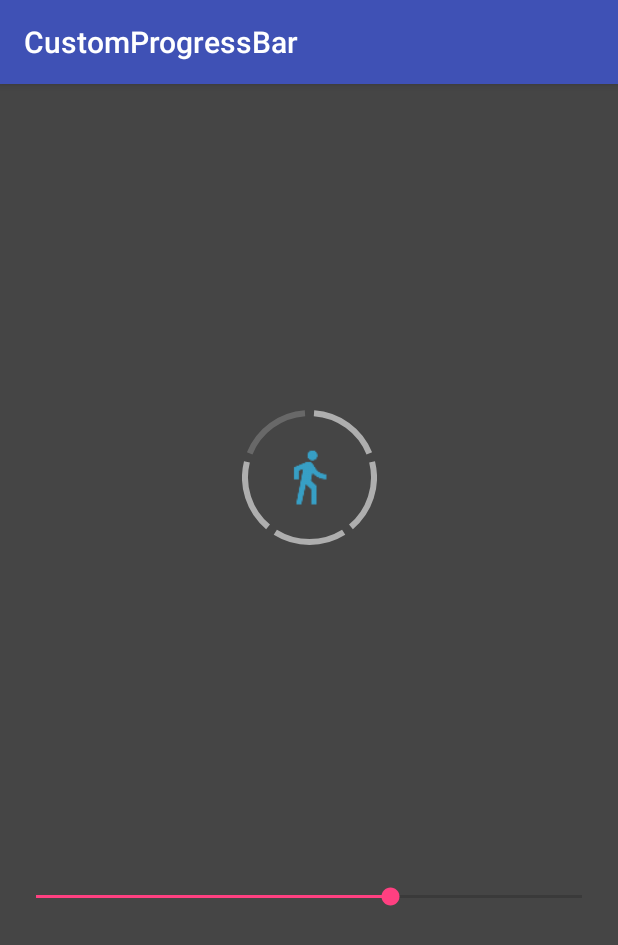
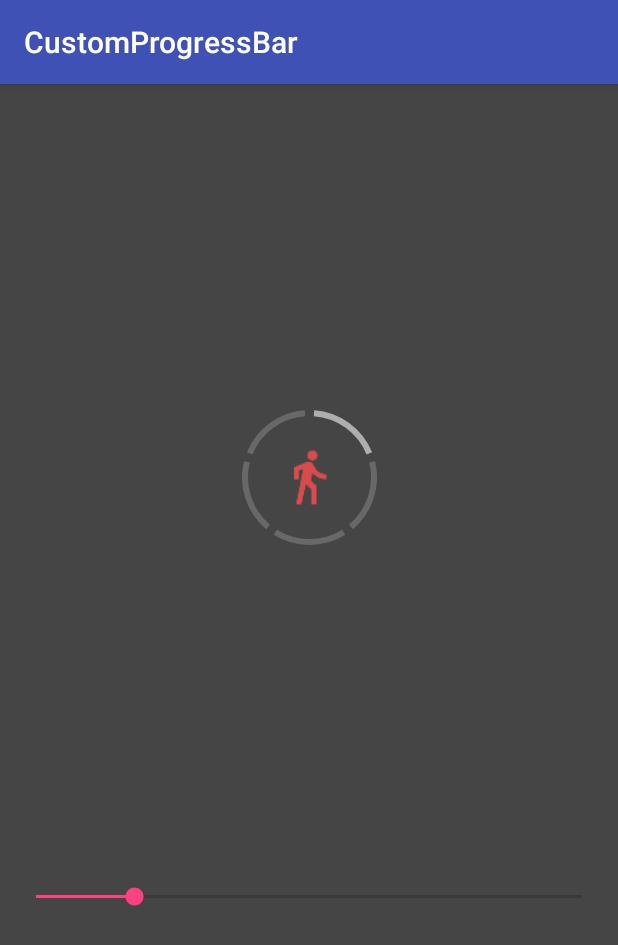
Before and after one commit to We-con/CircularProgressBar, an Android app: the screen it shows after launch (MainActivity), on a phone screen of 412 x 824 dp. Shown: the top 945 px of the screen. Run offline under Robolectric (Android 15) with nearby library versions, the phone set to English and light mode, and no system bars.

Commit message:
Add icon color changer
Icon이 20퍼센트 미만일경우 색상을 변경해주는 기능을 추가했습니다.

```diff
--- a/app/src/main/java/com/example/lf_wannabe/customprogressbar/CircularProgressBar.kt
+++ b/app/src/main/java/com/example/lf_wannabe/customprogressbar/CircularProgressBar.kt
@@ -21,6 +21,7 @@ class CircularProgressBar : View {
     private var partialAngle = 64f
     private var strokeWidth = 12f
     private var icon: Drawable? = null
+    private var alertColor: Int ?= null
 
     private var viewRectF: RectF = RectF()
     private var iconRectF: RectF = RectF()
@@ -29,6 +30,7 @@ class CircularProgressBar : View {
         set(value) {
             var part = (360/(intervalAngle+partialAngle)).toInt()
             for (i in 1 until part+1){
+                progressIcon(value)
                 if(value <= 0) {
                     field = 0
                     break;
@@ -74,6 +76,7 @@ class CircularProgressBar : View {
 
             selectedColor = typedArray.getColor(R.styleable.CP_progressbar_selected_color, Color.GRAY)
             unselectedColor = typedArray.getColor(R.styleable.CP_progressbar_unselected_color, Color.BLACK)
+            alertColor = typedArray.getColor(R.styleable.CP_progressbar_alert_color, Color.RED)
 
         } finally {
             typedArray.recycle()
@@ -88,6 +91,8 @@ class CircularProgressBar : View {
         unselectedBarPaint.color = unselectedColor
         unselectedBarPaint.style = Paint.Style.STROKE
         unselectedBarPaint.strokeWidth = strokeWidth
+
+        progressIcon(progress)
     }
 
     override fun onDraw(canvas: Canvas?) {
@@ -102,7 +107,6 @@ class CircularProgressBar : View {
         }
 
         for ( i in 0 until (360/(intervalAngle+partialAngle)).toInt()){
-            Log.i("MangoB-Progress", "index : $i $intervalAngle $partialAngle")
             canvas!!.drawArc(viewRectF,
                     -90f + intervalAngle/2 + (intervalAngle+partialAngle)*i,
                     partialAngle,
@@ -120,4 +124,12 @@ class CircularProgressBar : View {
 
         viewRectF.set(0 + strokeWidth/2, 0 + strokeWidth/2, min - strokeWidth/2, min - strokeWidth/2)
     }
+
+    private fun progressIcon(value: Int) {
+        if(value < 20) {
+            icon?.setColorFilter(alertColor!!, PorterDuff.Mode.SRC_ATOP)
+        } else {
+            icon?.setColorFilter(alertColor!!, PorterDuff.Mode.DST)
+        }
+    }
 }
--- a/app/src/main/res/layout/activity_main.xml
+++ b/app/src/main/res/layout/activity_main.xml
@@ -21,9 +21,10 @@
         app:layout_constraintEnd_toEndOf="parent"
         app:layout_constraintStart_toStartOf="parent"
         app:layout_constraintTop_toTopOf="parent"
-        cp:progress="65"
+        cp:progress="18"
         cp:progressbar_selected_color="@color/progressSelected"
         cp:progressbar_unselected_color="@color/progressUnselected"
+        cp:progressbar_alert_color="@color/progressAlert"
         cp:progressbar_stroke_width="@dimen/progressBarStroke"
         cp:progressbar_icon_src="@drawable/ic_action_bgimg"
         cp:progressbar_icon_width="@dimen/progressBarIconArea"
@@ -40,7 +41,7 @@
         android:layout_marginStart="8dp"
         android:layout_marginTop="8dp"
         android:max="100"
-        android:progress="65"
+        android:progress="18"
         app:layout_constraintBottom_toBottomOf="parent"
         app:layout_constraintEnd_toEndOf="parent"
         app:layout_constraintStart_toStartOf="parent"
--- a/app/src/main/res/values/attrs.xml
+++ b/app/src/main/res/values/attrs.xml
@@ -4,8 +4,9 @@
         <attr name="progress" format="integer" />
         <attr name="progressbar_selected_color" format="color" />
         <attr name="progressbar_unselected_color" format="color" />
+        <attr name="progressbar_alert_color" format="color" />
 
-        <attr name="progressbar_stroke_width" format="dimension" />"
+        <attr name="progressbar_stroke_width" format="dimension" />
 
         <attr name="progressbar_icon_src" format="reference|integer" />
         <attr name="progressbar_icon_width" format="float" />
--- a/app/src/main/res/values/colors.xml
+++ b/app/src/main/res/values/colors.xml
@@ -7,4 +7,5 @@
 
     <color name="progressSelected">#99f5f5f5</color>
     <color name="progressUnselected">#33f5f5f5</color>
+    <color name="progressAlert">#FF4C4C</color>
 </resources>
```
